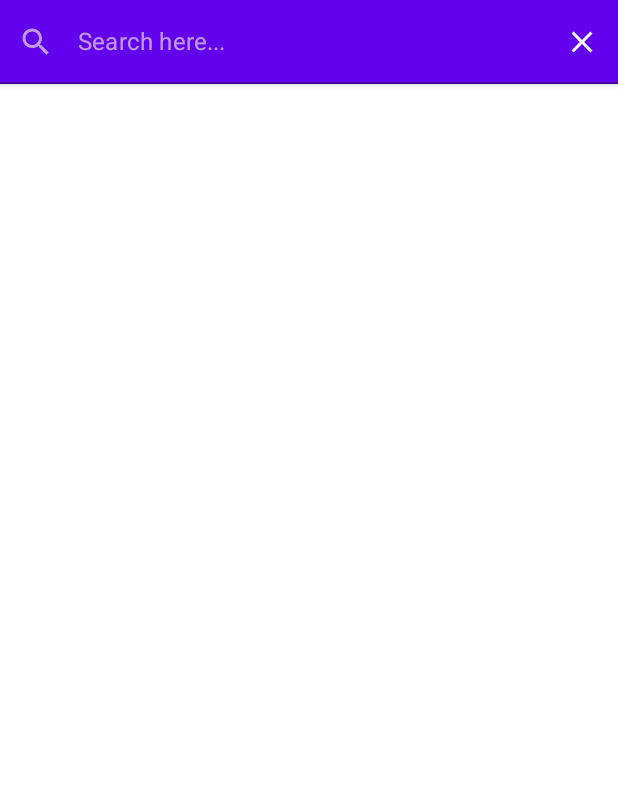
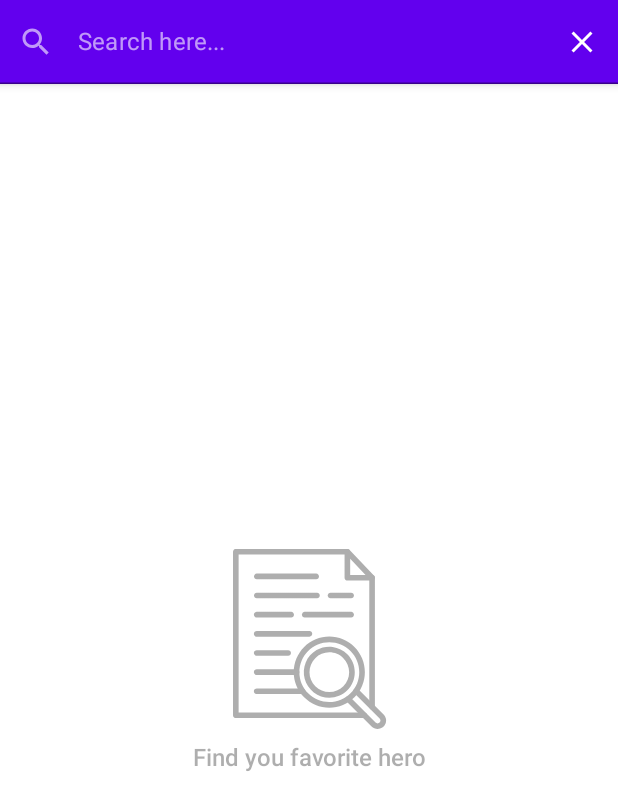
Before and after one commit to nes012/KtorApp, an Android app built with Jetpack Compose: the SearchScreen screen opened through its navigation route, on a phone screen of 412 x 824 dp. Shown: the top 810 px of the screen. Run offline under Robolectric (Android 15) with nearby library versions, the phone set to English and light mode, and no system bars; our stand-ins replace Dagger/Hilt's generated code, accompanist, paging; pictures from the network do not load.

Commit message:
display search

```diff
--- a/app/src/main/java/anzhy/dizi/ktorapp/navigation/NavGraph.kt
+++ b/app/src/main/java/anzhy/dizi/ktorapp/navigation/NavGraph.kt
@@ -11,8 +11,10 @@ import anzhy.dizi.ktorapp.presentation.screen.search.SearchScreen
 import anzhy.dizi.ktorapp.presentation.screen.splash.SplashScreen
 import anzhy.dizi.ktorapp.presentation.screen.welcome.WelcomeScreen
 import anzhy.dizi.ktorapp.util.Constants.DETAILS_ARGUMENT_KEY
+import coil.annotation.ExperimentalCoilApi
 import com.google.accompanist.pager.ExperimentalPagerApi
 
+@ExperimentalCoilApi
 @ExperimentalPagerApi
 @Composable
 fun SetupNavGraph(navController: NavHostController) {
--- a/app/src/main/java/anzhy/dizi/ktorapp/presentation/common/EmptyScreen.kt
+++ b/app/src/main/java/anzhy/dizi/ktorapp/presentation/common/EmptyScreen.kt
@@ -28,12 +28,17 @@ import java.net.ConnectException
 import java.net.SocketTimeoutException
 
 @Composable
-fun EmptyScreen(error: LoadState.Error) {
-    val message by remember {
-        mutableStateOf(parseErrorMessage(error = error))
+fun EmptyScreen(error: LoadState.Error? = null) {
+    var message by remember {
+        mutableStateOf("Find you favorite hero")
     }
-    val icon by remember {
-        mutableStateOf(R.drawable.ic_network_error)
+    var icon by remember {
+        mutableStateOf(R.drawable.ic_search_document)
+    }
+
+    if (error != null) {
+        message = parseErrorMessage(error = error)
+        icon = R.drawable.ic_network_error
     }
 
     var startAnimation by remember {
@@ -103,5 +108,9 @@ fun parseErrorMessage(error: LoadState.Error): String {
 @Composable
 @Preview(showBackground = true)
 fun EmptyScreenPreview() {
-    EmptyContent(alphaAnim = ContentAlpha.disabled, icon = R.drawable.ic_network_error, message = "Internet Unavailable")
+    EmptyContent(
+        alphaAnim = ContentAlpha.disabled,
+        icon = R.drawable.ic_network_error,
+        message = "Internet Unavailable"
+    )
 }
--- a/app/src/main/java/anzhy/dizi/ktorapp/presentation/common/ListContent.kt
+++ b/app/src/main/java/anzhy/dizi/ktorapp/presentation/common/ListContent.kt
@@ -24,17 +24,17 @@ import androidx.navigation.NavHostController
 import androidx.navigation.compose.rememberNavController
 import androidx.paging.LoadState
 import androidx.paging.compose.LazyPagingItems
+import androidx.paging.compose.items
 import anzhy.dizi.ktorapp.R
 import anzhy.dizi.ktorapp.domain.model.Hero
 import anzhy.dizi.ktorapp.navigation.Screen
 import anzhy.dizi.ktorapp.presentation.components.RatingWidget
+import anzhy.dizi.ktorapp.presentation.components.ShimmerEffect
 import anzhy.dizi.ktorapp.ui.theme.*
 import anzhy.dizi.ktorapp.util.Constants.BASE_URL
+import coil.annotation.ExperimentalCoilApi
 import coil.compose.AsyncImage
 import coil.request.ImageRequest
-import androidx.paging.compose.items
-import anzhy.dizi.ktorapp.presentation.components.ShimmerEffect
-import coil.annotation.ExperimentalCoilApi
 
 @ExperimentalCoilApi
 @Composable
@@ -166,6 +166,10 @@ fun handlePagingResult(
                 EmptyScreen(error = error)
                 false
             }
+            heroes.itemCount < 1 -> {
+                EmptyScreen()
+                false
+            }
             else -> true
 
         }
--- a/app/src/main/java/anzhy/dizi/ktorapp/presentation/screen/home/HomeViewModel.kt
+++ b/app/src/main/java/anzhy/dizi/ktorapp/presentation/screen/home/HomeViewModel.kt
@@ -9,5 +9,6 @@ import javax.inject.Inject
 class HomeViewModel @Inject constructor(
     useCases: UseCases
 ): ViewModel() {
+    //we use cache mediator to cache info to DB
     val getAllHeroes = useCases.getAllHeroesUseCase()
 }
--- a/app/src/main/java/anzhy/dizi/ktorapp/presentation/screen/search/SearchScreen.kt
+++ b/app/src/main/java/anzhy/dizi/ktorapp/presentation/screen/search/SearchScreen.kt
@@ -6,7 +6,10 @@ import androidx.compose.runtime.getValue
 import androidx.hilt.navigation.compose.hiltViewModel
 import androidx.navigation.NavHostController
 import androidx.paging.compose.collectAsLazyPagingItems
+import anzhy.dizi.ktorapp.presentation.common.ListContent
+import coil.annotation.ExperimentalCoilApi
 
+@ExperimentalCoilApi
 @Composable
 fun SearchScreen(
     navController: NavHostController,
@@ -31,8 +34,9 @@ fun SearchScreen(
                     navController.popBackStack()
                 }
             )
+        },
+        content = {
+            ListContent(heroes = heroes, navController = navController)
         }
-    ) {
-
-    }
+    )
 }
--- a/app/src/main/java/anzhy/dizi/ktorapp/presentation/screen/search/SearchViewModel.kt
+++ b/app/src/main/java/anzhy/dizi/ktorapp/presentation/screen/search/SearchViewModel.kt
@@ -30,7 +30,7 @@ class SearchViewModel @Inject constructor(
 
     fun searchHeroes(query: String) {
         viewModelScope.launch(Dispatchers.IO) {
-            //the result will be cached in VM
+            //the result will be cached in VM. In this class we aren't using cache mediator, so we need to collect data in VM.
             useCases.searchHeroesUseCase(query = query).cachedIn(viewModelScope).collect {
                 _searchHeroes.value = it
             }
--- /dev/null
+++ b/app/src/main/res/drawable/ic_search_document.xml
@@ -0,0 +1,51 @@
+<vector xmlns:android="http://schemas.android.com/apk/res/android"
+    android:width="115.537dp"
+    android:height="135.844dp"
+    android:viewportWidth="115.537"
+    android:viewportHeight="135.844">
+    <path
+        android:fillColor="#FF000000"
+        android:pathData="M104.987,121.331a2.117,2.117 0,0 1,-2.123 -2.123l-0.009,-97.514a2.123,2.123 0,1 1,4.245 0l0.009,97.514A2.117,2.117 0,0 1,104.987 121.331Z"/>
+    <path
+        android:fillColor="#FF000000"
+        android:pathData="M99.132,127.618h-97.01A2.117,2.117 0,0 1,0 125.5L0,2.123A2.117,2.117 0,0 1,2.123 0h84.195a2.123,2.123 0,0 1,0 4.245L4.245,4.245L4.245,123.373h94.887a2.123,2.123 0,0 1,0 4.245Z"/>
+    <path
+        android:fillColor="#FF000000"
+        android:pathData="M62.827,22.808h-44.91a2.123,2.123 0,0 1,0 -4.245h44.91a2.123,2.123 0,0 1,0 4.245Z"/>
+    <path
+        android:fillColor="#FF000000"
+        android:pathData="M63.429,37.25L17.918,37.25a2.123,2.123 0,0 1,0 -4.245h45.511a2.123,2.123 0,0 1,0 4.245Z"/>
+    <path
+        android:fillColor="#FF000000"
+        android:pathData="M89.2,37.25L73.564,37.25a2.123,2.123 0,0 1,0 -4.245h15.636a2.123,2.123 0,0 1,0 4.245Z"/>
+    <path
+        android:fillColor="#FF000000"
+        android:pathData="M43.954,51.692L17.918,51.692a2.123,2.123 0,1 1,0 -4.245h26.037a2.123,2.123 0,0 1,0 4.245Z"/>
+    <path
+        android:fillColor="#FF000000"
+        android:pathData="M89.2,51.692h-35.12a2.123,2.123 0,0 1,0 -4.245h35.12a2.123,2.123 0,0 1,0 4.245Z"/>
+    <path
+        android:fillColor="#FF000000"
+        android:pathData="M57.724,66.143L17.918,66.143a2.123,2.123 0,1 1,0 -4.245h39.807a2.123,2.123 0,0 1,0 4.245Z"/>
+    <path
+        android:fillColor="#FF000000"
+        android:pathData="M41.672,80.586L17.918,80.586a2.123,2.123 0,1 1,0 -4.245h23.755a2.123,2.123 0,0 1,0 4.245Z"/>
+    <path
+        android:fillColor="#FF000000"
+        android:pathData="M47.943,95.028L17.918,95.028a2.123,2.123 0,1 1,0 -4.245h30.025a2.123,2.123 0,1 1,0 4.245Z"/>
+    <path
+        android:fillColor="#FF000000"
+        android:pathData="M52.559,109.479L17.918,109.479a2.123,2.123 0,1 1,0 -4.245h34.642a2.123,2.123 0,0 1,0 4.245Z"/>
+    <path
+        android:fillColor="#FF000000"
+        android:pathData="M104.978,23.817h-18.661a2.117,2.117 0,0 1,-2.123 -2.123L84.194,2.123a2.125,2.125 0,0 1,3.661 -1.468l18.661,19.572a2.125,2.125 0,0 1,-1.539 3.591ZM88.44,19.572h11.586l-11.586,-12.152Z"/>
+    <path
+        android:fillColor="#FF000000"
+        android:pathData="M72.671,119.809a26.844,26.844 0,1 1,18.988 -7.862A26.7,26.7 0,0 1,72.671 119.809ZM72.671,70.371a22.588,22.588 0,1 0,15.981 6.606A22.538,22.538 0,0 0,72.671 70.372Z"/>
+    <path
+        android:fillColor="#FF000000"
+        android:pathData="M109.135,135.844a6.416,6.416 0,0 1,-4.537 -1.875l-19.245,-19.244a2.12,2.12 0,0 1,3 -3l19.244,19.244a2.17,2.17 0,0 0,3.069 -3.069l-19.244,-19.244a2.12,2.12 0,0 1,3 -3l19.244,19.245a6.4,6.4 0,0 1,-4.528 10.94Z"/>
+    <path
+        android:fillColor="#FF000000"
+        android:pathData="M72.672,112.195a19.236,19.236 0,1 1,13.6 -32.838h0a19.236,19.236 0,0 1,-13.6 32.838ZM72.672,77.987a14.962,14.962 0,1 0,10.6 4.378h0A14.937,14.937 0,0 0,72.672 77.987Z"/>
+</vector>
```
